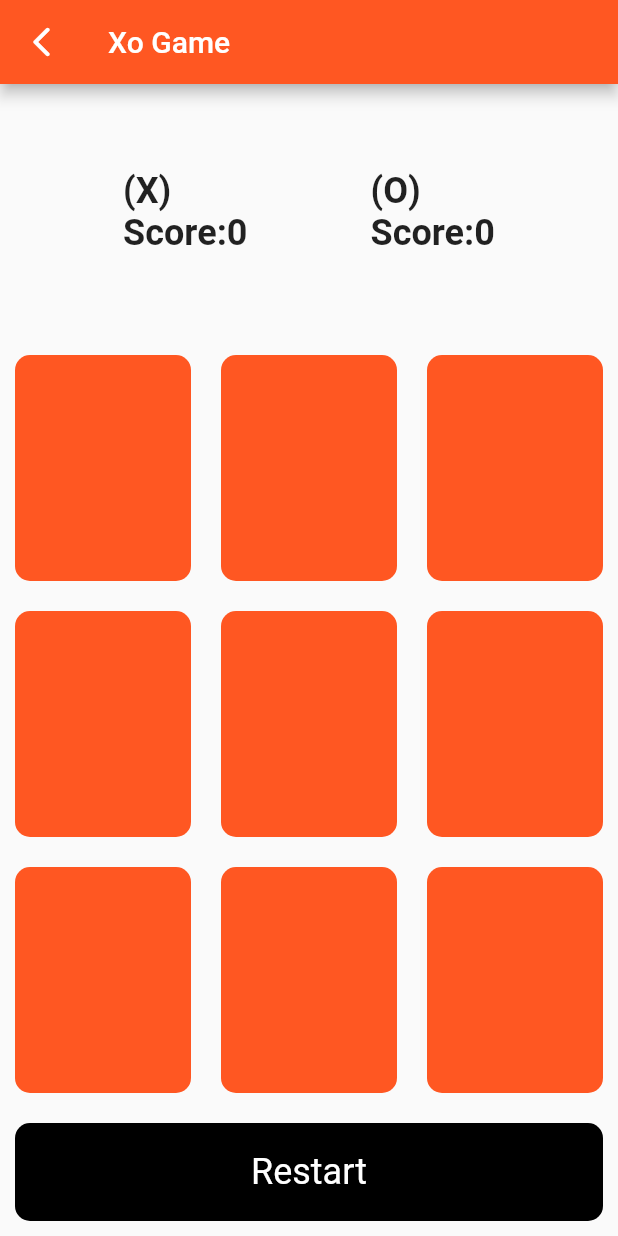
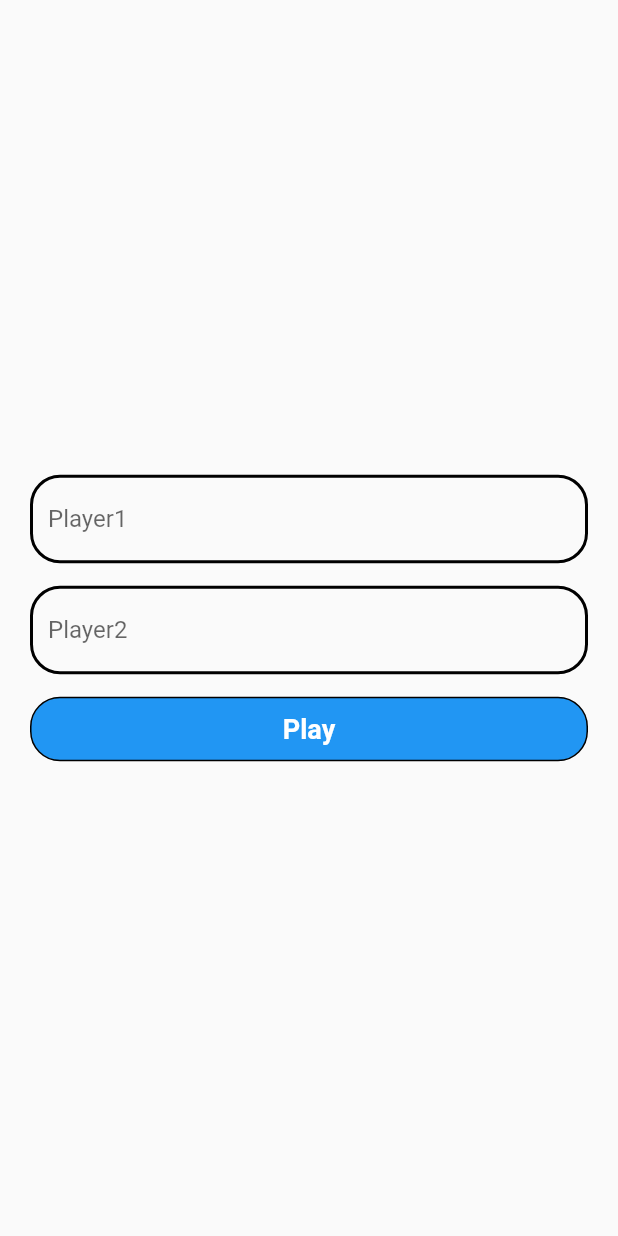
Before and after one commit to ZiadElsaadany/xo-c4, a Flutter app: the screen it shows after launch, on a phone screen of 412 x 824 dp. Run offline on Flutter 3.47's test engine with Material 2 defaults, Android fonts, the phone set to English and light mode, and no system bars.

Commit message:
second commit

```diff
--- a/lib/main.dart
+++ b/lib/main.dart
@@ -1,9 +1,5 @@
-
-
 import 'package:flutter/material.dart';
-
 void main ( ) {
-
   runApp(XoGame());
 
 }
@@ -13,22 +9,36 @@ class XoGame extends StatefulWidget{
 }
 
 class _XoGameState extends State<XoGame> {
+  bool isX = true ;
   List<String> symbols = ['','','' ,'','','' ,'','',''] ;
-   bool isX = true ;
+   int counterX=0 ;
+   int counterO=0 ;
+   int counter =0 ;
+   String player1Name='';
+   String player2Name='';
+   bool checkScreens= false; // false --> info      , true--> board
    // symbol = ''
    // symbol =x
   @override
   Widget build(BuildContext context) {
    return MaterialApp(
+        debugShowCheckedModeBanner: false,
      // InkWell
      // GesturDetector
      home: Scaffold(
-       appBar: AppBar(
+ //  question ? true: false
+       appBar:checkScreens==true?  AppBar(
+
          backgroundColor: Colors.deepOrange,
-         leading: Icon (Icons.arrow_back_ios_rounded),
-         title: Text('Xo Game'),
-       )  ,
-       body: Column(
+         leading:IconButton(
+           onPressed: ( ) {
+             checkScreens =false ;
+             setState(() {});
+           },
+             icon:const Icon(Icons.arrow_back_ios_rounded)),
+         title:const Text('Xo Game'),
+       )  : null,
+       body:  checkScreens==true?  Column(
          children: [// list of widget     Expanded
            Expanded(
              flex: 2,
@@ -36,14 +46,13 @@ class _XoGameState extends State<XoGame> {
                mainAxisAlignment: MainAxisAlignment.spaceEvenly,
                children: [
                  Text(
-                 '(X)\nScore:0' ,
+                   '${player1Name}(X)\nScore:${counterX}' ,
                    style:TextStyle(
                        fontSize: 24 ,
                        fontWeight: FontWeight.bold
                    ) ,
-
                  ),
-               Text('(O)\nScore:0' ,
+                 Text('${player2Name}(O)\nScore:${counterO}' ,
                    style:TextStyle(
                        fontSize: 24 ,
                        fontWeight: FontWeight.bold
@@ -136,7 +145,6 @@ class _XoGameState extends State<XoGame> {
                  ) ,
 
                ],),),
-
            Expanded(
              flex: 2,
              child: Row(
@@ -281,9 +289,8 @@ class _XoGameState extends State<XoGame> {
                  ) ,
                  Expanded(
                    child: GestureDetector(
-                     onTap: (){
-                       setSymbol( index: 8);
-   },
+                     onTap: ()
+                     {setSymbol( index: 8);},
                      child: Container(
                        alignment:Alignment.center ,
                        child: Text(
@@ -335,30 +342,159 @@ class _XoGameState extends State<XoGame> {
 
          ],
 
+       )  :
+       SafeArea(
+         child: Padding(
+           padding: const EdgeInsets.all(20.0),
+           child: Column(
+             mainAxisAlignment: MainAxisAlignment.center,
+             children: [
+               //TextFormField
+               TextField(
+                 // mohamed // value =mohamed
+                 // ziad
+                 onChanged: (value){
+                   player1Name = value ;
+                 },
+
+                 decoration:InputDecoration(
+                   hintText: 'Enter Player 1 Name ',
+                   labelText: 'Player1',
+                   enabledBorder: OutlineInputBorder(
+                             borderRadius: BorderRadius.circular(20),
+                      borderSide: BorderSide(
+                        color: Colors.black,
+                        width: 2
+                      )
+                   ),
+                   focusedBorder: OutlineInputBorder(
+                       borderRadius: BorderRadius.circular(20),
+                       borderSide: BorderSide(
+                           color: Colors.black,
+                           width: 2
+                       )
+                   ),
+                   // focusedBorder: OutlineInputBorder()
+                 ) ,
+
+               ),
+               SizedBox(
+                 height: 15,
+               ),
+               TextField(
+                 onChanged: ( data ) {
+                   player2Name =data;
+                 } ,
+                 decoration:InputDecoration(
+                   hintText: 'Enter Player 2 Name ',
+                   labelText: 'Player2',
+                   enabledBorder: OutlineInputBorder(
+                       borderRadius: BorderRadius.circular(20),
+                       borderSide: BorderSide(
+                           color: Colors.black,
+                           width: 2
+                       )
+                   ),
+                   focusedBorder: OutlineInputBorder(
+                       borderRadius: BorderRadius.circular(20),
+                       borderSide: BorderSide(
+                           color: Colors.black,
+                           width: 2
+                       )
+                   ),
+                   // focusedBorder: OutlineInputBorder()
+                 ) ,
+
+               ),
+               SizedBox(height: 15,),
+               GestureDetector(
+                 onTap: ( ) {
+                   checkScreens = true;
+                   setState(() {});
+                 } ,
+                 child: Container(
+                   // margin: EdgeInsets.all(10),
+                   padding: EdgeInsets.all(10),
+                  alignment: Alignment.center,
+                   decoration: BoxDecoration(
+                     borderRadius: BorderRadius.circular(20),
+                     color: Colors.blue,
+                     border: Border.all(color: Colors.black)
+                   ),
+                  child: Text(
+                      'Play',
+                     style:TextStyle(
+                       color: Colors.white ,
+                       fontSize: 18 ,
+                       fontWeight: FontWeight.bold
+                     ) ,
+                  ),
+                 ),
+               )
+             ],
+           ),
+         ),
        ) ,
 
        //  flex : 9
-
-
      ),
    );
   }
-
- void setSymbol ( {required int index } ) {
+ setSymbol ( {required int index } ) {
    if(symbols[index].isNotEmpty){
      return; //stop function
    }
+   // isX  == true--> X
+   // isO ==false --> O
    if(isX == true) {
-      //X
      symbols[index]= 'X';
-    }else {
+   }
+   else {
      symbols[index]='O';
    }
+   counter++;  // 9
+   print ('counter = $counter'); // number of clicks
+   // isX--> true --> X
    isX = !isX;
+   winner(symbol: symbols[index]);
    setState(() {})  ;
  }
+
  restart( ) {
    symbols = ['','','' ,'','','' ,'','',''] ;
+counter =0;
    setState(() {});
  }
+ //symbols = ['X','','' ,'','','' ,'','','O'] ;
+ winner(  {required String symbol}) { //x or o
+    if(symbols[0] == symbol &&  symbols[1]==symbol &&symbols[2] ==symbol ||
+        symbols[3] == symbol &&symbols[4]==symbol &&symbols[5]==symbol ||
+        symbols[6]==symbol && symbols[7] ==symbol &&symbols[8] ==symbol ||
+
+    symbols[0] ==symbol && symbols[3]==symbol && symbols[6] ==symbol ||
+    symbols[1] ==symbol &&symbols[4] ==symbol && symbols[7]==symbol ||
+    symbols[2] ==symbol &&symbols[5] ==symbol &&symbols[8] ==symbol ||
+
+    symbols[0]==symbol && symbols[4] ==symbol && symbols[8] ==symbol||
+    symbols[2] ==symbol &&symbols[4]==symbol &&symbols[6] ==symbol
+
+     ) {
+ // symbol  --> X O
+
+      if(symbol == 'X'){
+        counterX++;
+        isX= true ; // play X
       }
+      else {
+        counterO++;
+        isX= false; // play O
+      }
+      restart();
+    }
+    else if( counter ==9) {
+           restart();
+    }
+    setState(() {});
+ }
+
+}
```
Lines whose indentation alone changed are shown as unchanged.
